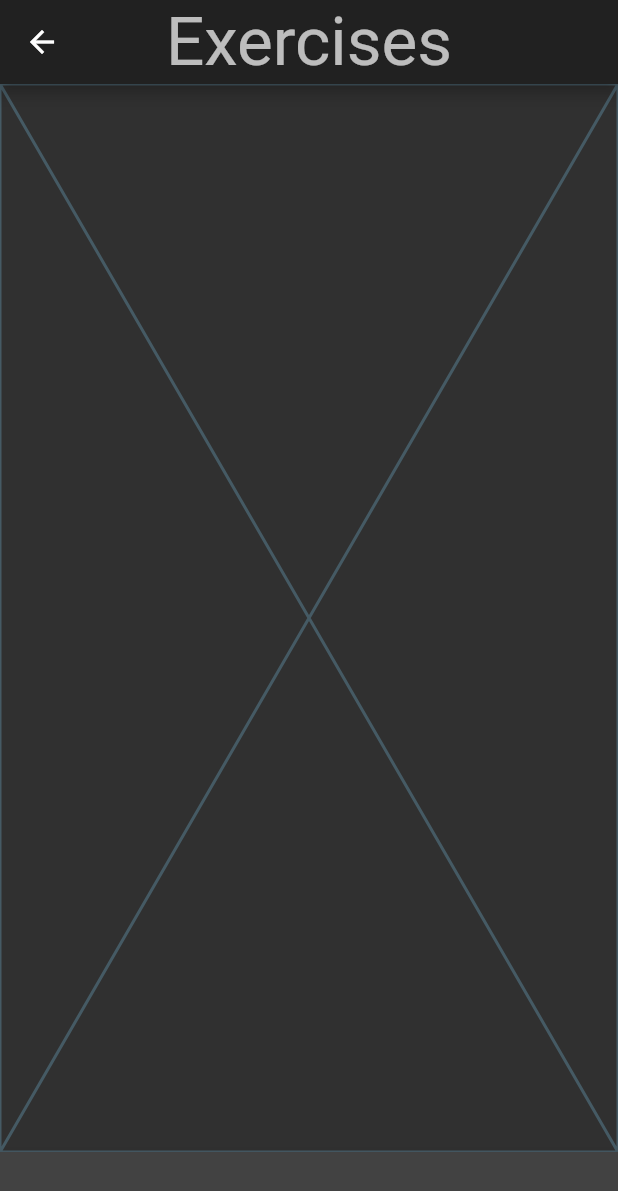
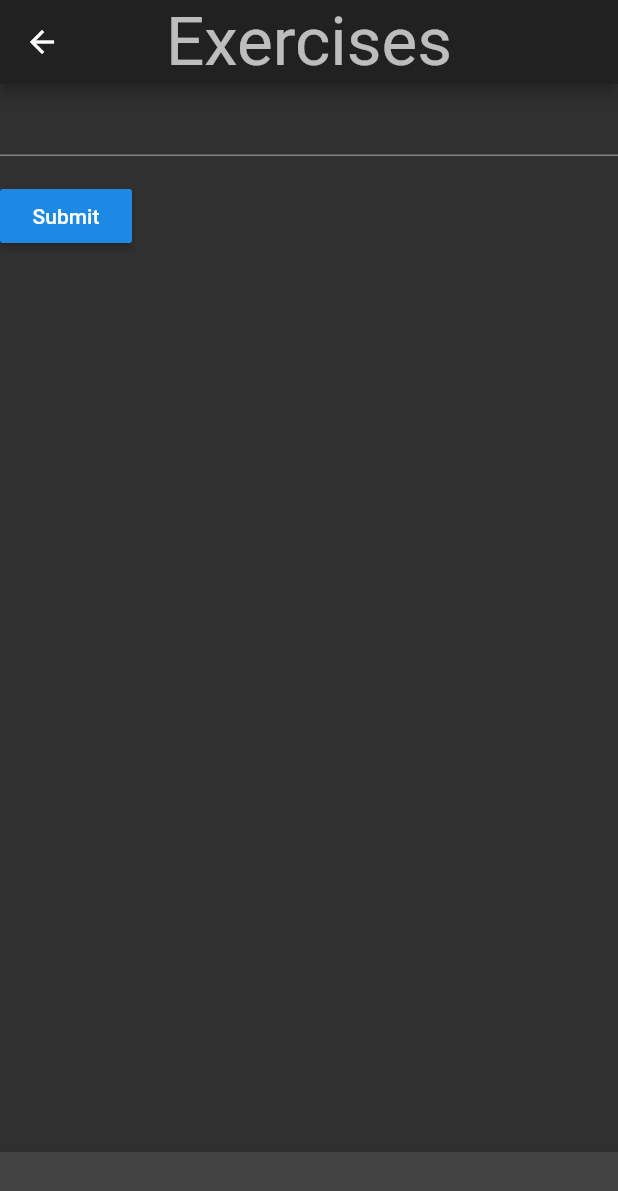
Before and after one commit to SebastBake/gym_app, a Flutter app: the ScreenTemplate screen opened directly, on a phone screen of 412 x 824 dp. Shown: the top 1191 px of the screen. Run offline on Flutter 3.47's test engine with Material 2 defaults, Android fonts, the phone set to English and light mode, and no system bars; our stand-ins replace cloud_firestore, firebase_auth, google_sign_in; accounts and stored records are empty.

Commit message:
added text field

```diff
--- /dev/null
+++ b/lib/components/new_exercies_form.dart
@@ -0,0 +1,73 @@
+import 'package:flutter/material.dart';
+
+class NewExerciseForm extends StatelessWidget {
+  const NewExerciseForm({Key key}) : super(key: key);
+
+  @override
+  build(context) => MyCustomForm();
+}
+
+// Create a Form widget.
+class MyCustomForm extends StatefulWidget {
+  @override
+  MyCustomFormState createState() {
+    return MyCustomFormState();
+  }
+}
+
+// Create a corresponding State class.
+// This class holds data related to the form.
+class MyCustomFormState extends State<MyCustomForm> {
+  // Create a global key that uniquely identifies the Form widget
+  // and allows validation of the form.
+  //
+  // Note: This is a GlobalKey<FormState>,
+  // not a GlobalKey<MyCustomFormState>.
+  final _formKey = GlobalKey<FormState>();
+
+  final myController = TextEditingController();
+
+  @override
+  void dispose() {
+    // Clean up the controller when the widget is disposed.
+    myController.dispose();
+    super.dispose();
+  }
+
+  @override
+  Widget build(BuildContext context) {
+    // Build a Form widget using the _formKey created above.
+    return Form(
+      key: _formKey,
+      child: Column(
+        crossAxisAlignment: CrossAxisAlignment.start,
+        children: <Widget>[
+          TextFormField(
+            controller: myController,
+            validator: (value) {
+              if (value.isEmpty) {
+                return 'Please enter some text';
+              }
+              return null;
+            },
+          ),
+          Padding(
+            padding: const EdgeInsets.symmetric(vertical: 16.0),
+            child: RaisedButton(
+              onPressed: () {
+                // Validate returns true if the form is valid, or false
+                // otherwise.
+                if (_formKey.currentState.validate()) {
+                  // If the form is valid, display a Snackbar.
+                  Scaffold.of(context)
+                      .showSnackBar(SnackBar(content: Text(myController.text)));
+                }
+              },
+              child: Text('Submit'),
+            ),
+          ),
+        ],
+      ),
+    );
+  }
+}
--- a/lib/main.dart
+++ b/lib/main.dart
@@ -8,9 +8,7 @@ import 'package:gym_app/components/signin_or_register.dart';
 import 'package:gym_app/routes.dart';
 import 'package:gym_app/services/auth.dart';
 
-main() {
-  runApp(_App());
-}
+main() => runApp(_App());
 
 class _App extends StatelessWidget {
   @override
```
Also changed, not shown: lib/components/exercises.dart (+6 -1 lines).
